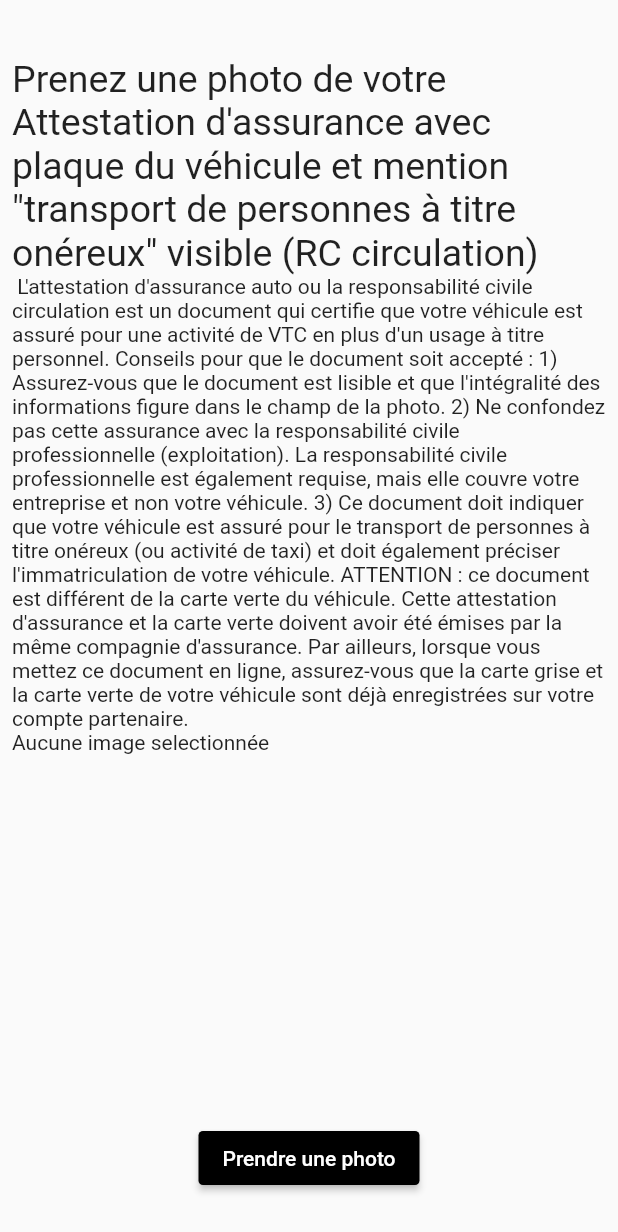
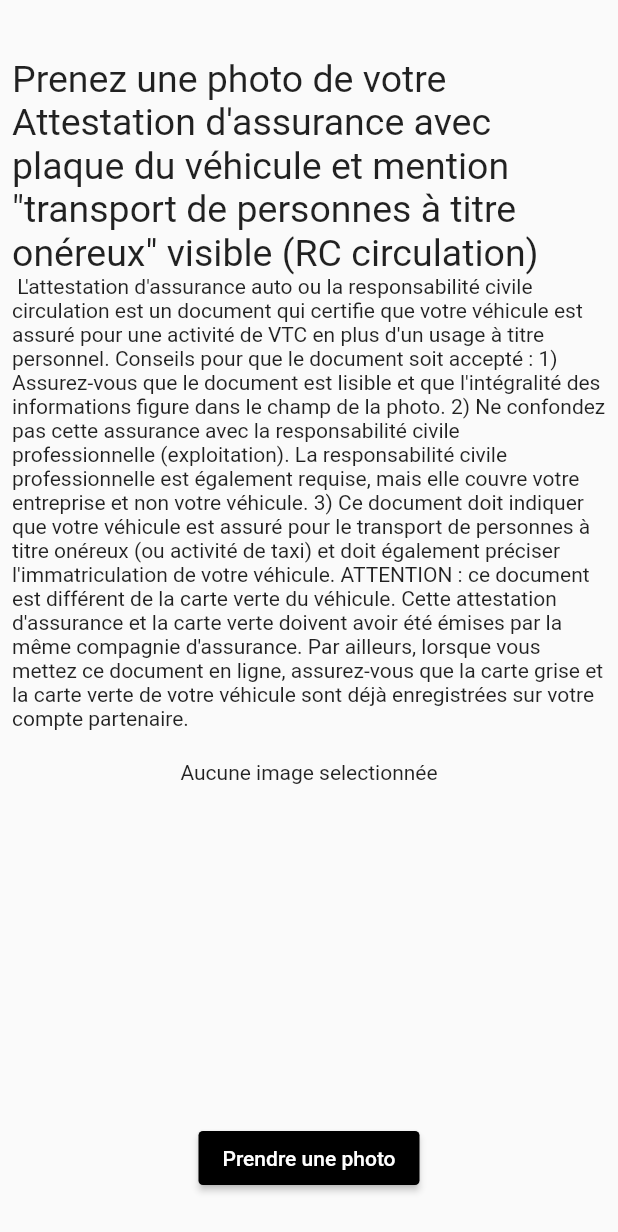
Before and after one commit to Mohamedelbechir/m3alem, a Flutter app: the ItemAddPhotoDoc screen opened directly, on a phone screen of 412 x 824 dp. Shown: the top 1232 px of the screen. Run offline on Flutter 3.47's test engine with Material 2 defaults, Android fonts, the phone set to English and light mode, and no system bars; our stand-ins replace bloc, equatable, flutter_bloc, flutter_secure_storage, font_awesome_flutter, image_picker; accounts and stored records are empty; generated files the repository leaves out were written again.

```diff
--- a/lib/bloc/login_bloc.dart
+++ b/lib/bloc/login_bloc.dart
@@ -37,9 +37,9 @@ class LoginBloc extends Bloc<LoginEvent, LoginState> {
         else {
           if (utilisateur.etatInscription ==
               EtatInscription.enAttenteInscription)
-            authentificationBloc.dispatch(AccountIncomplet(utilisateur: utilisateur));
+            authentificationBloc.add(AccountIncomplet(utilisateur: utilisateur));
           else {
-            authentificationBloc.dispatch(LoggedIn(utilisateur: utilisateur));
+            authentificationBloc.add(LoggedIn(utilisateur: utilisateur));
             yield LoginInitial();
           }
         }
--- a/lib/bloc/photos_event.dart
+++ b/lib/bloc/photos_event.dart
@@ -1,6 +1,24 @@
 part of 'photos_bloc.dart';
 
 abstract class PhotosEvent extends Equatable {
-   PhotosEvent();
+  PhotosEvent();
   List get props => [];
 }
+
+class AddPhoto extends PhotosEvent {
+  final File file;
+  final String codePhoto;
+
+  AddPhoto({@required this.file, @required this.codePhoto});
+  @override
+  List get props => [this.file];
+}
+
+class LoadPhoto extends PhotosEvent {
+  final int cin;
+  final String codePhoto;
+
+  LoadPhoto({@required this.cin, @required this.codePhoto});
+  @override
+  List get props => [this.cin, this.codePhoto];
+}
--- a/lib/bloc/photos_state.dart
+++ b/lib/bloc/photos_state.dart
@@ -8,5 +8,25 @@ abstract class PhotosState extends Equatable {
 }
 
 class PhotosInitial extends PhotosState {
+  PhotosInitial();
+  @override
+  String toString() => "PhotosInitial";
+}
 
+class PhotoAdded extends PhotosState {}
+
+class PhotoLoaded extends PhotosState {
+  final File file;
+
+  PhotoLoaded({this.file});
+  @override
+  List get props => [this.file];
 }
+
+class PhotoNotAdded extends PhotosState {
+  final String message;
+
+  PhotoNotAdded({@required this.message});
+  @override
+  List get props => [this.message];
+}
--- a/lib/bloc/register_bloc.dart
+++ b/lib/bloc/register_bloc.dart
@@ -32,7 +32,7 @@ class RegisterBloc extends Bloc<RegisterEvent, RegisterState> {
       if (user != null) {
         yield RegisterSuccess(utilisateur: user);
         if (user.typeUtilisateur == TypeUtilisateur.chauffeur)
-          authentificationBloc.dispatch(AccountIncomplet(utilisateur: user));
+          authentificationBloc.add(AccountIncomplet(utilisateur: user));
       } else
         yield RegisterError(message: "Echec lors de votre inscription");
     } catch (_) {
--- a/lib/main.dart
+++ b/lib/main.dart
@@ -47,10 +47,10 @@ void main() {
   final utilisateurRepository = UtilisateurRepository();
   runApp(
     BlocProvider<AuthentificationBloc>(
-      builder: (context) {
+      create: (context) {
         return AuthentificationBloc(
             utilisateurRepository: utilisateurRepository)
-          ..dispatch(AppStarted());
+          ..add(AppStarted());
       },
       /* A chaque fois qu'un évement est mis alors
           il dit aux nœuds dependant de se reconstruire
@@ -87,7 +87,7 @@ class MyApp extends StatelessWidget {
       builder: (context, widget) => MultiRepositoryProvider(
         providers: [
           RepositoryProvider<UtilisateurRepository>(
-            builder: (context) => UtilisateurRepository(),
+            create: (context) => UtilisateurRepository(),
           ),
           /*  RepositoryProvider<PatientRepositorySql>(
             builder: (context) => PatientRepositorySql(),
--- a/lib/pages/login.dart
+++ b/lib/pages/login.dart
@@ -19,7 +19,7 @@ class LoginPage extends StatelessWidget {
   Widget build(BuildContext context) {
     return Scaffold(
       body: BlocProvider(
-        builder: (context) {
+        create: (context) {
           return LoginBloc(
             authentificationBloc: BlocProvider.of<AuthentificationBloc>(context),
             utilisateurRepository: utilisateurRepository,
@@ -46,7 +46,7 @@ class _LoginFormState extends State<LoginForm> {
   Widget build(BuildContext context) {
     final loginBloc = BlocProvider.of<LoginBloc>(context);
     _onLoginButtonPressed() {
-      loginBloc.dispatch(LoginButtonPressed(
+      loginBloc.add(LoginButtonPressed(
         username: _controllerTextId.text,
         password: _controllerTextPass.text,
       ));
--- a/lib/utils/code_image.dart
+++ b/lib/utils/code_image.dart
@@ -1,4 +1,4 @@
-class CodeImage {
+class CodePhoto {
   static final photoAssurance = 'CODE_PHOTO_ASSURANCE';
   static final String photoPermis = "CODE_PHOTO_PERSMIS";
   static final String photoCarteGrise = "CODE_PHOTO_CARTE_GRISE";
--- a/lib/widgets/item_add_photo_document.dart
+++ b/lib/widgets/item_add_photo_document.dart
@@ -2,7 +2,10 @@ import 'dart:io';
 import 'dart:async';
 
 import 'package:flutter/material.dart';
+import 'package:flutter_bloc/flutter_bloc.dart';
 import 'package:image_picker/image_picker.dart';
+import 'package:m3alem/bloc/photos_bloc.dart';
+import 'package:m3alem/utils/code_image.dart';
 
 class ItemAddPhotoDoc extends StatefulWidget {
   final String title;
@@ -34,7 +37,9 @@ class _ItemAddPhotoDocState extends State<ItemAddPhotoDoc> {
         padding: const EdgeInsets.all(8.0),
         child: Column(
           children: <Widget>[
-            SizedBox(height: 30,),
+            SizedBox(
+              height: 30,
+            ),
             Expanded(
               child: ListView(
                 children: <Widget>[
@@ -43,23 +48,71 @@ class _ItemAddPhotoDocState extends State<ItemAddPhotoDoc> {
                     style: TextStyle(fontSize: 25),
                   ),
                   Text(widget.content),
-                  _image == null
-                      ? Text('Aucune image selectionnée')
-                      : Container(
+                  BlocBuilder<PhotosBloc, PhotosState>(
+                    builder: (context, state) {
+                      if (state is PhotosInitial) if (_image == null)
+                        return Center(
+                          child: Padding(
+                            padding: const EdgeInsets.symmetric(vertical: 20),
+                            child: Text('Aucune image selectionnée'),
+                          ),
+                        );
+                      else {
+                        return Container(
+                            height: 200,
+                            padding: EdgeInsets.symmetric(vertical: 10),
+                            child: Image.file(_image));
+                      }
+                      else if (state is PhotoLoaded)
+                        return Container(
                           height: 200,
                           padding: EdgeInsets.symmetric(vertical: 10),
-                          child: Image.file(_image),
-                        ),
+                          child: Image.file(state.file),
+                        );
+                      return Container();
+                    },
+                  ),
                 ],
               ),
             ),
-            RaisedButton(
-              onPressed: getImageFromGallery,
-              color: Colors.black,
-              shape: RoundedRectangleBorder(borderRadius: BorderRadius.circular(3)),
-              child: Text("Prendre une photo", style: TextStyle(color: Colors.white),),
+            Row(
+              mainAxisAlignment: _image == null
+                  ? MainAxisAlignment.center
+                  : MainAxisAlignment.end,
+              children: <Widget>[
+                RaisedButton(
+                  onPressed: getImageFromGallery,
+                  color: Colors.black,
+                  shape: RoundedRectangleBorder(
+                      borderRadius: BorderRadius.circular(3)),
+                  child: Text(
+                    "Prendre une photo",
+                    style: TextStyle(color: Colors.white),
+                  ),
+                ),
+                _image != null
+                    ? Container(
+                        margin: EdgeInsets.only(left: 20),
+                        child: RaisedButton(
+                          onPressed: () => context.bloc<PhotosBloc>().add(
+                                AddPhoto(
+                                  codePhoto: CodePhoto.photoAssurance,
+                                  file: _image,
+                                ),
+                              ),
+                          color: Colors.black,
+                          shape: RoundedRectangleBorder(
+                              borderRadius: BorderRadius.circular(3)),
+                          child: Text(
+                            "Terminer",
+                            style: TextStyle(color: Colors.white),
+                          ),
+                        ),
+                      )
+                    : Container()
+              ],
             ),
-            SizedBox(height:20),
+            SizedBox(height: 20),
           ],
         ),
       ),
--- a/pubspec.yaml
+++ b/pubspec.yaml
@@ -19,7 +19,7 @@ environment:
 dependencies:
   flutter:
     sdk: flutter
-  flutter_bloc: ^0.21.0
+  flutter_bloc: ^3.0.0
   equatable: ^0.2.0
   flutter_secure_storage:
   flutter_spinkit: "^4.1.2"
```
Also changed, not shown: lib/bloc/photos_bloc.dart (+18 -2 lines), lib/pages/complete_dossier.dart (+31 -20 lines), lib/pages/login_page.dart (+5 -5 lines), lib/repository/utilisateur_repository.dart (+5 -4 lines), pubspec.lock.
